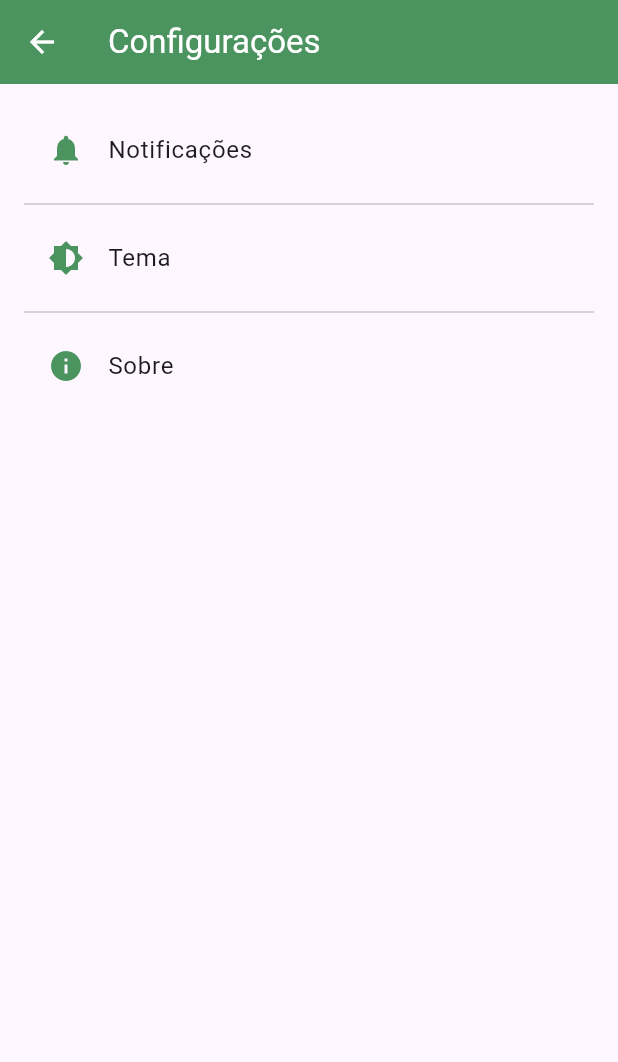
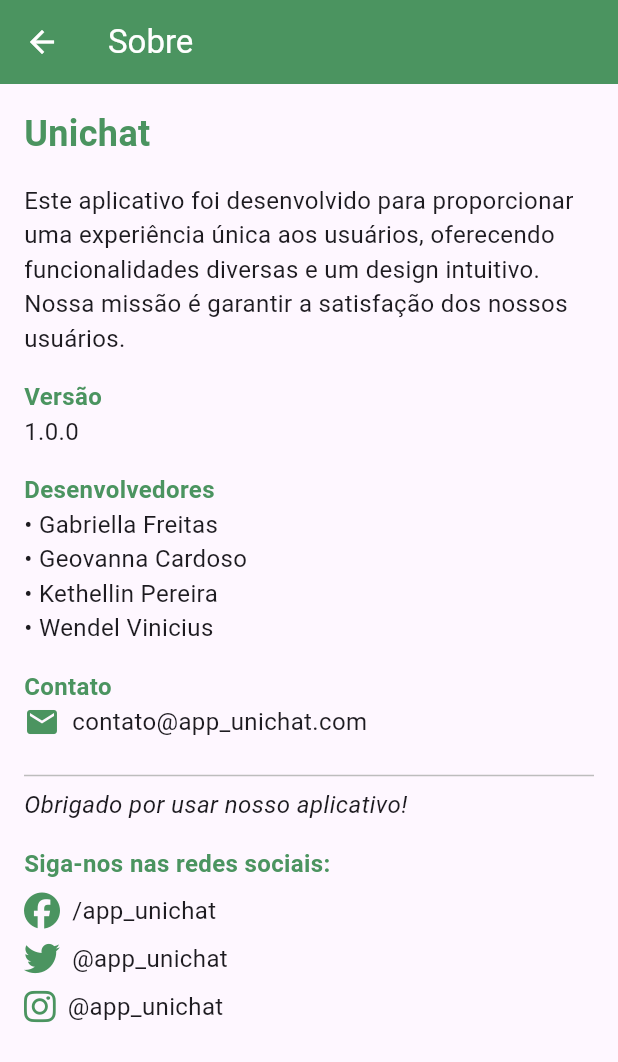
Before and after one commit to gsfgabi/Projeto-APP-Mensagens, a Flutter app: the SettingsPage screen opened directly, after a tap on "Sobre", on a phone screen of 412 x 824 dp. Shown: the top 1062 px of the screen. Run offline on Flutter 3.47's test engine with Material 3 defaults, Android fonts, the phone set to English and light mode, and no system bars; our stand-ins replace cloud_firestore, firebase_auth, firebase_core, firebase_messaging, firebase_storage, font_awesome_flutter and 2 more; accounts and stored records are empty.

Commit message:
pagina sobre e ajuste de letras

```diff
--- /dev/null
+++ b/app_unichat/lib/pages/about_page.dart
@@ -0,0 +1,140 @@
+import 'package:flutter/material.dart';
+import 'package:font_awesome_flutter/font_awesome_flutter.dart';
+
+class AboutPage extends StatelessWidget {
+  const AboutPage({super.key});
+
+  @override
+  Widget build(BuildContext context) {
+    return Scaffold(
+      appBar: AppBar(
+        backgroundColor: const Color(0xFF4B9460),
+        title: const Text('Sobre', style: TextStyle(color: Colors.white)),
+        iconTheme: const IconThemeData(color: Colors.white),
+      ),
+      body: Padding(
+        padding: const EdgeInsets.all(16.0),
+        child: ListView(
+          children: [
+            const Text(
+              'Unichat',
+              style: TextStyle(
+                fontSize: 24,
+                fontWeight: FontWeight.bold,
+                color: Color(0xFF4B9460),
+              ),
+            ),
+            const SizedBox(height: 16),
+            const Text(
+              'Este aplicativo foi desenvolvido para proporcionar uma experiência única aos usuários, oferecendo funcionalidades diversas e um design intuitivo. Nossa missão é garantir a satisfação dos nossos usuários.',
+              style: TextStyle(
+                fontSize: 16,
+              ),
+            ),
+            const SizedBox(height: 16),
+            _buildSectionTitle('Versão'),
+            const Text(
+              '1.0.0',
+              style: TextStyle(
+                fontSize: 16,
+              ),
+            ),
+            const SizedBox(height: 16),
+            _buildSectionTitle('Desenvolvedores'),
+            const Text(
+              '• Gabriella Freitas\n• Geovanna Cardoso\n• Kethellin Pereira\n• Wendel Vinicius',
+              style: TextStyle(
+                fontSize: 16,
+              ),
+            ),
+            const SizedBox(height: 16),
+            _buildSectionTitle('Contato'),
+            const Row(
+              children: [
+                Icon(Icons.email, color: Color(0xFF4B9460)),
+                SizedBox(width: 8),
+                Text(
+                  'contato@app_unichat.com',
+                  style: TextStyle(
+                    fontSize: 16,
+                  ),
+                ),
+              ],
+            ),
+            const SizedBox(height: 16),
+            Divider(color: Colors.grey[400]),
+            _buildFooter(),
+          ],
+        ),
+      ),
+    );
+  }
+
+  Widget _buildSectionTitle(String title) {
+    return Text(
+      title,
+      style: const TextStyle(
+        fontSize: 16,
+        fontWeight: FontWeight.bold,
+        color: Color(0xFF4B9460),
+      ),
+    );
+  }
+
+  Widget _buildFooter() {
+    return const Column(
+      crossAxisAlignment: CrossAxisAlignment.start,
+      children: [
+        Text(
+          'Obrigado por usar nosso aplicativo!',
+          style: TextStyle(
+            fontSize: 16,
+            fontStyle: FontStyle.italic,
+          ),
+        ),
+        SizedBox(height: 16),
+        Text(
+          'Siga-nos nas redes sociais:',
+          style: TextStyle(
+            fontSize: 16,
+            fontWeight: FontWeight.bold,
+            color: Color(0xFF4B9460),
+          ),
+        ),
+        SizedBox(height: 8),
+        Row(
+          children: [
+            FaIcon(FontAwesomeIcons.facebook, color: Color(0xFF4B9460)),
+            SizedBox(width: 8),
+            Text(
+              '/app_unichat',
+              style: TextStyle(fontSize: 16),
+            ),
+          ],
+        ),
+        SizedBox(height: 8),
+        Row(
+          children: [
+            FaIcon(FontAwesomeIcons.twitter, color: Color(0xFF4B9460)),
+            SizedBox(width: 8),
+            Text(
+              '@app_unichat',
+              style: TextStyle(fontSize: 16),
+            ),
+          ],
+        ),
+        SizedBox(height: 8),
+        Row(
+          children: [
+            FaIcon(FontAwesomeIcons.instagram, color: Color(0xFF4B9460)),
+            SizedBox(width: 8),
+            Text(
+              '@app_unichat',
+              style: TextStyle(fontSize: 16),
+            ),
+          ],
+        ),
+      ],
+    );
+  }
+}
--- a/app_unichat/lib/pages/settings_page.dart
+++ b/app_unichat/lib/pages/settings_page.dart
@@ -1,6 +1,7 @@
 import 'package:flutter/material.dart';
 // import 'package:shared_preferences/shared_preferences.dart';
 import '../widgets/app_controller.dart';
+import 'about_page.dart';
 // import 'login_page.dart';
 // import 'package:firebase_auth/firebase_auth.dart';
 
@@ -74,7 +75,10 @@ class _SettingsPageState extends State<SettingsPage> {
       leading: const Icon(Icons.info, color: Color(0xFF4B9460)),
       title: const Text('Sobre'),
       onTap: () {
-        // Lógica para a opção de Sobre
+        Navigator.push(
+          context,
+          MaterialPageRoute(builder: (context) => const AboutPage()),
+        );
       },
     );
   }
--- a/app_unichat/lib/widgets/mensagem.dart
+++ b/app_unichat/lib/widgets/mensagem.dart
@@ -45,7 +45,7 @@ class Mensagem extends StatelessWidget {
                     nomeUsuario,
                     style: TextStyle(
                       fontWeight: FontWeight.bold,
-                      color: isMe ? Colors.white : Colors.black87,
+                      color: isMe ? Colors.white : Colors.white,
                     ),
                   ),
                 ),
@@ -62,14 +62,16 @@ class Mensagem extends StatelessWidget {
                       color: isMe ? Colors.green[100] : Colors.grey[300],
                       borderRadius: BorderRadius.only(
                         topLeft: isMe ? Radius.circular(8) : Radius.circular(0),
-                        topRight: isMe ? Radius.circular(0) : Radius.circular(8),
+                        topRight:
+                            isMe ? Radius.circular(0) : Radius.circular(8),
                         bottomLeft: Radius.circular(8),
                         bottomRight: Radius.circular(8),
                       ),
                     ),
                     child: Column(
-                      crossAxisAlignment:
-                          isMe ? CrossAxisAlignment.end : CrossAxisAlignment.start,
+                      crossAxisAlignment: isMe
+                          ? CrossAxisAlignment.end
+                          : CrossAxisAlignment.start,
                       children: [
                         Text(
                           conteudoMensagem,
@@ -167,7 +169,10 @@ class Mensagem extends StatelessWidget {
             onPressed: () {
               Navigator.of(context).pop();
             },
-            child: Text('Cancelar'),
+            child: Text(
+              'Cancelar',
+              style: TextStyle(color: Color(0xFF4B9460)),
+            ),
           ),
           TextButton(
             onPressed: () {
@@ -176,7 +181,10 @@ class Mensagem extends StatelessWidget {
                 Navigator.of(context).pop();
               }
             },
-            child: const Text('Salvar'),
+            child: const Text(
+              'Salvar',
+              style: TextStyle(color: Color(0xFF4B9460)),
+            ),
           ),
         ],
       ),
--- a/app_unichat/lib/widgets/mensagens_chat.dart
+++ b/app_unichat/lib/widgets/mensagens_chat.dart
@@ -62,7 +62,7 @@ class MensagensChat extends StatelessWidget {
 
         if (!snapshot.hasData || snapshot.data!.docs.isEmpty) {
           return const Center(
-            child: Text('Nenhuma mensagem enviada!'),
+            child: Text('Nenhuma mensagem enviada!', style: TextStyle(color: Colors.white),),
           );
         }
 
--- a/app_unichat/pubspec.yaml
+++ b/app_unichat/pubspec.yaml
@@ -44,6 +44,7 @@ dependencies:
   shared_preferences: ^2.2.3
   image_picker: ^1.1.2
   firebase_storage: ^12.0.1
+  font_awesome_flutter: ^10.0.0
 
 
 
```
Also changed, not shown: app_unichat/lib/pages/chat_page.dart (+5 -3 lines), app_unichat/pubspec.lock.
